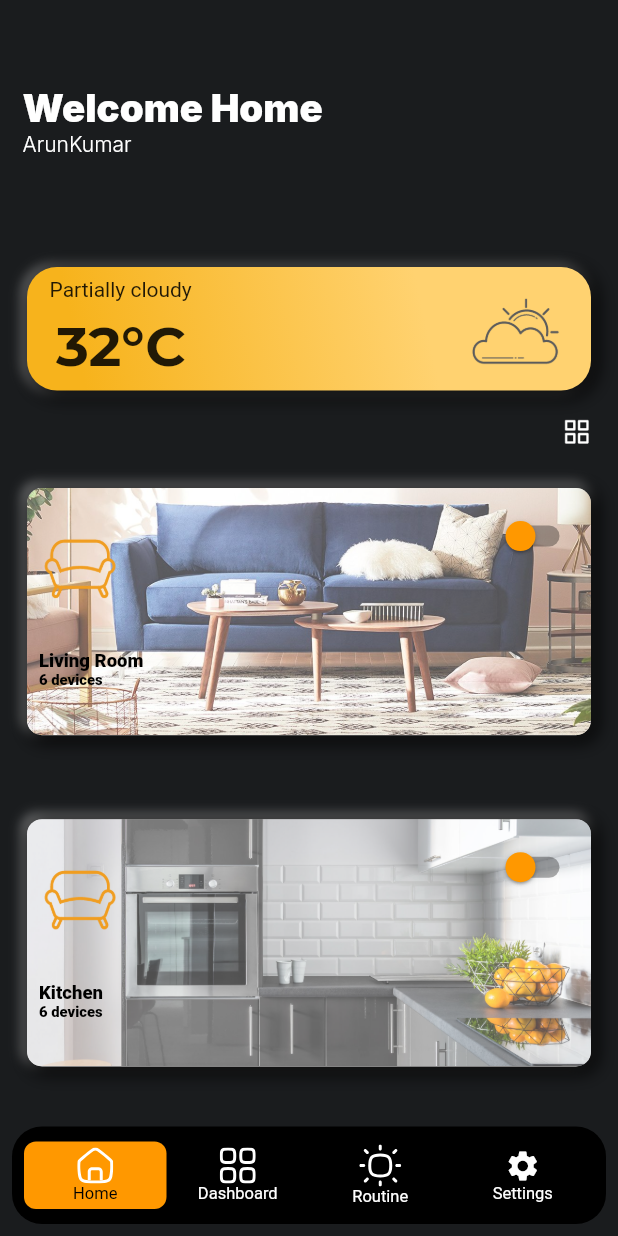
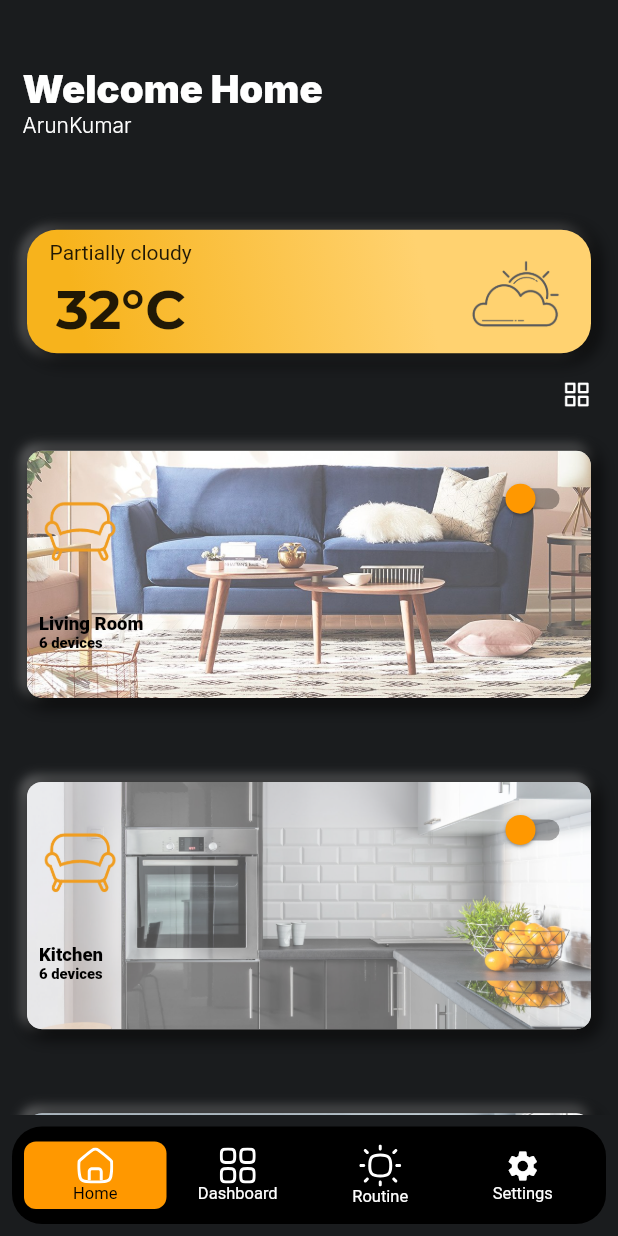
Before and after one commit to nikhil8182/onwords_home_backup, a Flutter app: the screen it shows after launch, after a tap on "Demo Login", on a phone screen of 412 x 824 dp. Run offline on Flutter 3.47's test engine with Material 2 defaults, Android fonts, the phone set to English and light mode, and no system bars; drawn by our look-alikes of floating_bottom_navigation_bar; our stand-ins replace flutter_local_notifications, flutter_neumorphic, flutter_svg, google_fonts, liquid_progress_indicator, lottie and 2 more.

Commit message:
entire work completed

```diff
--- a/lib/Routine_Page/routine_page_final.dart
+++ b/lib/Routine_Page/routine_page_final.dart
@@ -88,7 +88,7 @@ class _RoutinePageFinalState extends State<RoutinePageFinal> {
                 padding: EdgeInsets.symmetric(horizontal: 38.0),
                 child: Container(
                     padding: EdgeInsets.all(20.0),
-                    height: height * 0.55,
+                    height: height * 0.60,
                     width: width * 0.80,
                     decoration: BoxDecoration(
                         color: Color.fromRGBO(54, 54, 54, 1.0),
--- a/lib/bottomTabs/firstPage.dart
+++ b/lib/bottomTabs/firstPage.dart
@@ -15,7 +15,7 @@ class _FirstPageState extends State<FirstPage> {
   // bool valueStatus = false;
   // int _currentIndex = 0;
   bool _pinned = true;
-  bool _snap = false;
+  // bool _snap = false;
   bool _floating = false;
 
   @override
@@ -28,18 +28,18 @@ class _FirstPageState extends State<FirstPage> {
       body: Container(
         height: height*1.0,
         width: width*1.0,
-        //color:Color.fromRGBO(26, 28, 30, 0.6),
+        color:Color.fromRGBO(26, 28, 30, 0.6),
         child: CustomScrollView(
           slivers: <Widget>[
             SliverAppBar(
               automaticallyImplyLeading: false,
               // backgroundColor: Color.fromRGBO(40, 36, 36, 1.0),
               backgroundColor: Color.fromRGBO(26, 28, 30, 0.6),
-              collapsedHeight: 70.0,
+              collapsedHeight: height*0.074,
               pinned: _pinned,
               // snap: _snap,
               floating: _floating,
-              expandedHeight: 160.0,
+              expandedHeight: height*0.164,
               flexibleSpace: Flexible(
                 child: Padding(
                   padding: EdgeInsets.all(15.0),
@@ -58,32 +58,6 @@ class _FirstPageState extends State<FirstPage> {
                         "ArunKumar",
                         style: GoogleFonts.inter(fontWeight:FontWeight.w300,color: Colors.white),
                       ),
-                      // NeumorphicText(
-                      //   "Welcome Home",
-                      //   style: NeumorphicStyle(
-                      //     depth: 2.5, //customize depth here
-                      //     color: Colors.white,
-                      //     shadowDarkColor: Colors.red, //customize color here
-                      //   ),
-                      //   textStyle: NeumorphicTextStyle(
-                      //       fontSize: 35,
-                      //       fontWeight: FontWeight.bold //customize size here
-                      //       // AND others usual text style properties (fontFamily, fontWeight, ...)
-                      //       ),
-                      // ),
-                      // NeumorphicText(
-                      //   "Arun Kumar",
-                      //   style: NeumorphicStyle(
-                      //     depth: 2.5, //customize depth here
-                      //     color: Colors.white,
-                      //     shadowDarkColor: Colors.black, //customize color here
-                      //   ),
-                      //   textStyle: NeumorphicTextStyle(
-                      //       fontSize: 25,
-                      //       fontWeight: FontWeight.normal //customize size here
-                      //       // AND others usual text style properties (fontFamily, fontWeight, ...)
-                      //       ),
-                      // ),
                     ],
                   ),
                 ),
--- a/lib/log_ins/login_page.dart
+++ b/lib/log_ins/login_page.dart
@@ -111,11 +111,12 @@ class _LoginPageState extends State<LoginPage> {
                               ],
                             ),
                             child: TextField(
+                              style: TextStyle(color: Colors.white),
                               decoration: InputDecoration(
                                 filled: true,
                                 fillColor: Colors.black26,
                                 hintText: "Username",
-                                hintStyle: TextStyle(color: Colors.white),
+                                hintStyle: TextStyle(color: Colors.white30),
                                 focusedBorder: OutlineInputBorder(
                                   borderSide: BorderSide(
                                       color: Colors.black, width: width*0.04),
@@ -157,11 +158,12 @@ class _LoginPageState extends State<LoginPage> {
                               ],
                             ),
                             child: TextField(
+                              style: TextStyle(color: Colors.white),
                               decoration: InputDecoration(
                                 filled: true,
                                 fillColor: Colors.black26,
                                 hintText: "Password",
-                                hintStyle: TextStyle(color: Colors.white),
+                                hintStyle: TextStyle(color: Colors.white30),
                                 focusedBorder: OutlineInputBorder(
                                   borderSide: BorderSide(
                                       color: Colors.black, width: width*0.04),
--- a/lib/main.dart
+++ b/lib/main.dart
@@ -1,9 +1,10 @@
 import 'package:flutter/material.dart';
 import 'package:flutter_local_notifications/flutter_local_notifications.dart';
+import 'package:onwords_home/splashScreen.dart';
 //import 'package:onwords_home/home_page.dart';
 import 'package:provider/provider.dart';
 import 'Routine_Page/task_data.dart';
-import 'log_ins/login_page.dart';
+//import 'log_ins/login_page.dart';
 
 
 final FlutterLocalNotificationsPlugin flutterLocalNotificationsPlugin =
@@ -41,7 +42,7 @@ class MyApp extends StatelessWidget {
       //     .copyWith(scaffoldBackgroundColor: Color.fromARGB(255, 18, 32, 47)),
       debugShowCheckedModeBanner: false,
       home: Scaffold(
-        body:LoginPage(),
+        body:SplashScreen(),
       ),
       ),
     );
--- /dev/null
+++ b/lib/splashScreen.dart
@@ -0,0 +1,51 @@
+import 'package:flutter/material.dart';
+import 'package:lottie/lottie.dart';
+import 'package:onwords_home/log_ins/login_page.dart';
+
+class SplashScreen extends StatefulWidget {
+  const SplashScreen({Key key}) : super(key: key);
+
+  @override
+  _SplashScreenState createState() => _SplashScreenState();
+}
+
+class _SplashScreenState extends State<SplashScreen>
+    with TickerProviderStateMixin {
+  AnimationController _controller;
+
+  @override
+  void initState() {
+    super.initState();
+    _controller = AnimationController(
+      duration: Duration(seconds: (5)),
+      vsync: this,
+    );
+  }
+
+  @override
+  Widget build(BuildContext context) {
+    final height = MediaQuery.of(context).size.height;
+    final width = MediaQuery.of(context).size.width;
+    return Scaffold(
+      body: Container(
+        height: height*1.0,
+        width: width*1.0,
+        child: Lottie.asset(
+          'images/splash.json',
+          controller: _controller,
+          height: MediaQuery.of(context).size.height * 1,
+          width: width*1.0,
+          animate: true,
+          onLoaded: (composition) {
+            _controller
+              ..duration = composition.duration
+              ..forward().whenComplete(() => Navigator.pushReplacement(
+                context,
+                MaterialPageRoute(builder: (context) => LoginPage()),
+              ));
+          },
+        ),
+      ),
+    );
+  }
+}
--- a/pubspec.yaml
+++ b/pubspec.yaml
@@ -40,6 +40,7 @@ dependencies:
   provider: ^5.0.0
   timeline_tile: ^2.0.0
   url_launcher: ^6.0.9
+  lottie: ^1.1.0
 
 dev_dependencies:
   flutter_test:
```
Also changed, not shown: images/splash.json (added, +1 -0 lines), pubspec.lock.
